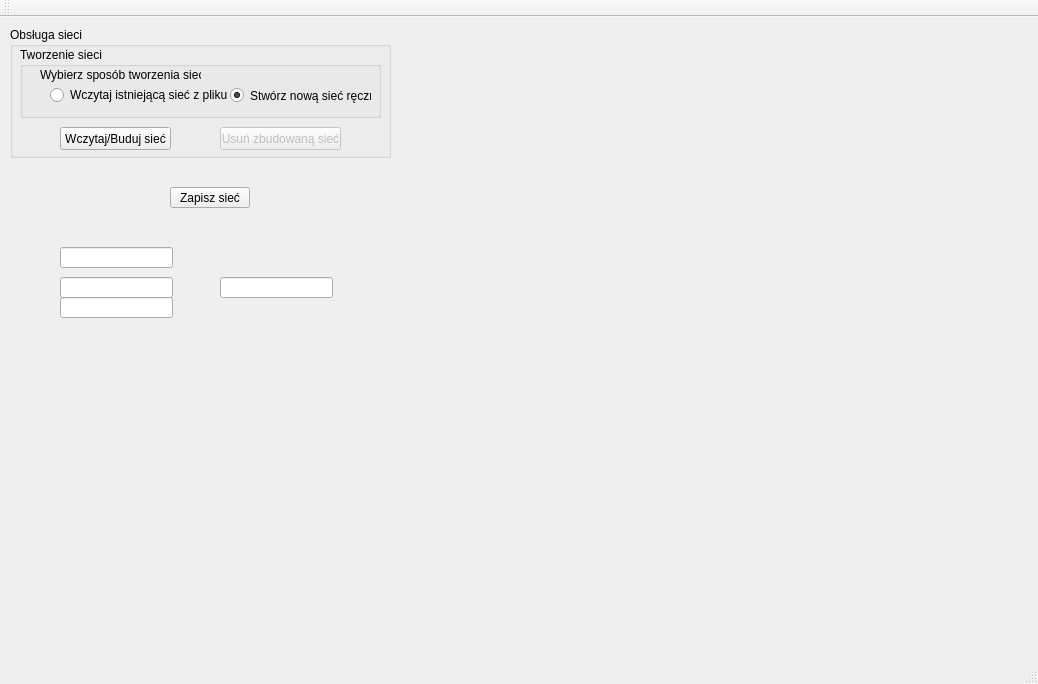
Above: mainwindow.ui from scyphio122/Image-Recognition-Neural-Network before the change. Below: the same form after it.
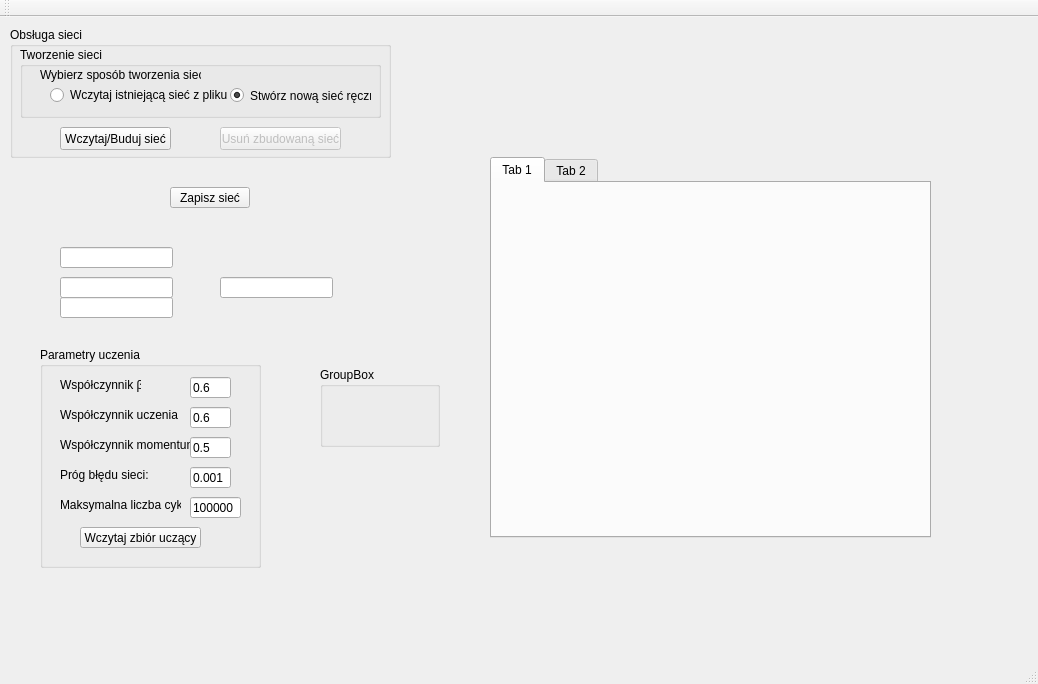
That is the form after the change.

Commit message: Bug z continue w uczeniu sieci

The edit to the form file:
```diff
--- a/mainwindow.ui
+++ b/mainwindow.ui
@@ -164,6 +164,198 @@
      </rect>
     </property>
    </widget>
+   <widget class="QGroupBox" name="groupBox">
+    <property name="geometry">
+     <rect>
+      <x>320</x>
+      <y>350</y>
+      <width>120</width>
+      <height>80</height>
+     </rect>
+    </property>
+    <property name="title">
+     <string>GroupBox</string>
+    </property>
+   </widget>
+   <widget class="QTabWidget" name="tabWidget">
+    <property name="geometry">
+     <rect>
+      <x>490</x>
+      <y>140</y>
+      <width>441</width>
+      <height>381</height>
+     </rect>
+    </property>
+    <property name="currentIndex">
+     <number>0</number>
+    </property>
+    <widget class="QWidget" name="tab">
+     <attribute name="title">
+      <string>Tab 1</string>
+     </attribute>
+    </widget>
+    <widget class="QWidget" name="tab_2">
+     <attribute name="title">
+      <string>Tab 2</string>
+     </attribute>
+    </widget>
+   </widget>
+   <widget class="QGroupBox" name="gB_teachingParameters">
+    <property name="geometry">
+     <rect>
+      <x>40</x>
+      <y>330</y>
+      <width>221</width>
+      <height>221</height>
+     </rect>
+    </property>
+    <property name="title">
+     <string>Parametry uczenia</string>
+    </property>
+    <widget class="QLineEdit" name="lE_beta">
+     <property name="geometry">
+      <rect>
+       <x>150</x>
+       <y>30</y>
+       <width>41</width>
+       <height>21</height>
+      </rect>
+     </property>
+     <property name="text">
+      <string>0.6</string>
+     </property>
+    </widget>
+    <widget class="QLabel" name="label_2">
+     <property name="geometry">
+      <rect>
+       <x>20</x>
+       <y>30</y>
+       <width>81</width>
+       <height>16</height>
+      </rect>
+     </property>
+     <property name="text">
+      <string>Współczynnik β: </string>
+     </property>
+    </widget>
+    <widget class="QLabel" name="label_3">
+     <property name="geometry">
+      <rect>
+       <x>20</x>
+       <y>60</y>
+       <width>121</width>
+       <height>16</height>
+      </rect>
+     </property>
+     <property name="text">
+      <string>Współczynnik uczenia η:</string>
+     </property>
+    </widget>
+    <widget class="QLineEdit" name="lE_eta">
+     <property name="geometry">
+      <rect>
+       <x>150</x>
+       <y>60</y>
+       <width>41</width>
+       <height>21</height>
+      </rect>
+     </property>
+     <property name="text">
+      <string>0.6</string>
+     </property>
+    </widget>
+    <widget class="QLabel" name="label_4">
+     <property name="geometry">
+      <rect>
+       <x>20</x>
+       <y>90</y>
+       <width>131</width>
+       <height>16</height>
+      </rect>
+     </property>
+     <property name="text">
+      <string>Współczynnik momentum:</string>
+     </property>
+    </widget>
+    <widget class="QLineEdit" name="lE_momentum">
+     <property name="geometry">
+      <rect>
+       <x>150</x>
+       <y>90</y>
+       <width>41</width>
+       <height>21</height>
+      </rect>
+     </property>
+     <property name="text">
+      <string>0.5</string>
+     </property>
+    </widget>
+    <widget class="QLabel" name="label_5">
+     <property name="geometry">
+      <rect>
+       <x>20</x>
+       <y>120</y>
+       <width>91</width>
+       <height>16</height>
+      </rect>
+     </property>
+     <property name="text">
+      <string>Próg błędu sieci:</string>
+     </property>
+    </widget>
+    <widget class="QLineEdit" name="lE_networkErrorThreshold">
+     <property name="geometry">
+      <rect>
+       <x>150</x>
+       <y>120</y>
+       <width>41</width>
+       <height>21</height>
+      </rect>
+     </property>
+     <property name="text">
+      <string>0.001</string>
+     </property>
+    </widget>
+    <widget class="QPushButton" name="pB_learningExamples">
+     <property name="geometry">
+      <rect>
+       <x>40</x>
+       <y>180</y>
+       <width>121</width>
+       <height>21</height>
+      </rect>
+     </property>
+     <property name="text">
+      <string>Wczytaj zbiór uczący</string>
+     </property>
+    </widget>
+    <widget class="QLabel" name="label_6">
+     <property name="geometry">
+      <rect>
+       <x>20</x>
+       <y>150</y>
+       <width>121</width>
+       <height>16</height>
+      </rect>
+     </property>
+     <property name="text">
+      <string>Maksymalna liczba cykli:</string>
+     </property>
+    </widget>
+    <widget class="QLineEdit" name="lE_maxTeacyingCycleNumber">
+     <property name="geometry">
+      <rect>
+       <x>150</x>
+       <y>150</y>
+       <width>51</width>
+       <height>21</height>
+      </rect>
+     </property>
+     <property name="text">
+      <string>100000</string>
+     </property>
+    </widget>
+   </widget>
   </widget>
   <widget class="QMenuBar" name="menuBar">
    <property name="geometry">
```
The commit also changes 4 other files.
